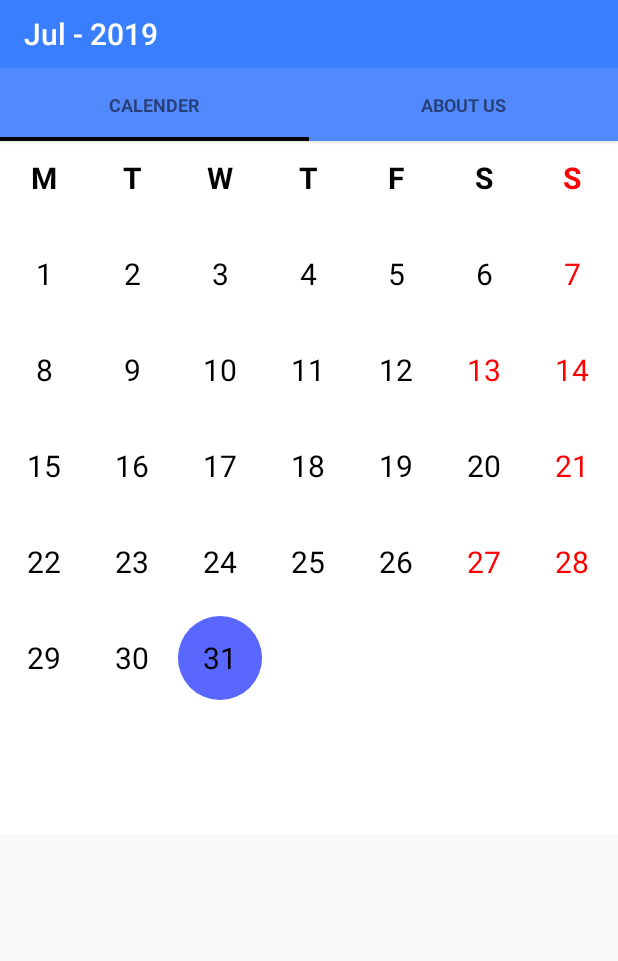
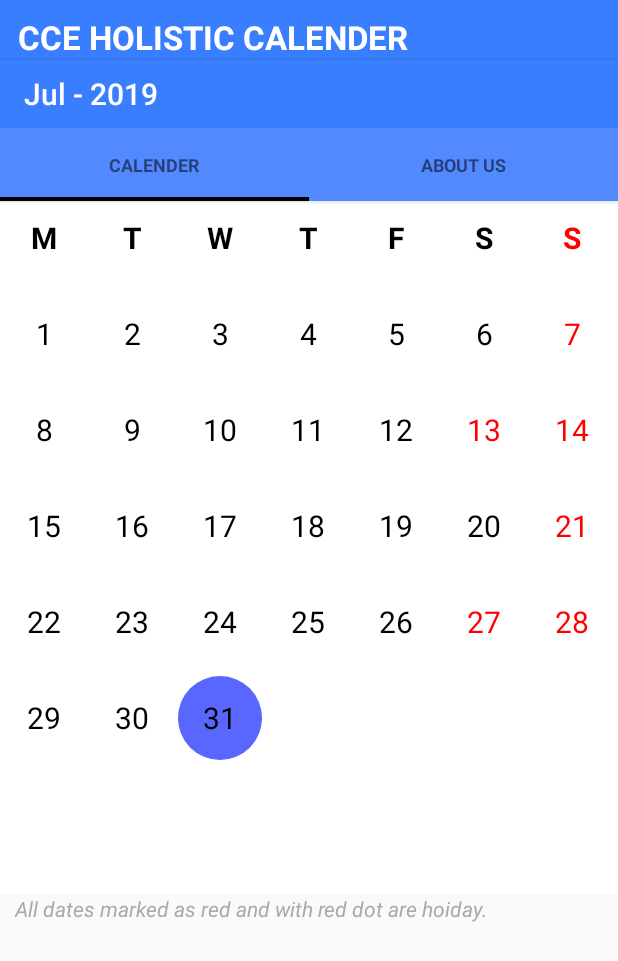
Before and after one commit to VidhwanJava/CCE_Calendar, an Android app: the screen it shows after launch (MainActivity), on a phone screen of 412 x 824 dp. Shown: the top 961 px of the screen. Run offline under Robolectric (Android 15) with nearby library versions, the phone set to English and light mode, and no system bars.

Commit message:
Status bar hided.

```diff
--- a/build.gradle
+++ b/build.gradle
@@ -12,7 +12,6 @@ buildscript {
         // in the individual module build.gradle files
     }
 }
-
 allprojects {
     repositories {
         google()
--- a/sample/build.gradle
+++ b/sample/build.gradle
@@ -6,8 +6,9 @@ buildscript {
         mavenCentral()
     }
 
+
     dependencies {
-        classpath 'com.android.tools.build:gradle:3.2.1'
+        classpath 'com.android.tools.build:gradle:3.1.2'
         classpath 'com.facebook.testing.screenshot:plugin:0.6.0'
     }
 }
@@ -52,6 +53,6 @@ dependencies {
     androidTestImplementation 'com.google.dexmaker:dexmaker:1.0'
     androidTestImplementation 'org.mockito:mockito-core:1.10.17'
     androidTestImplementation 'com.android.support:support-annotations:27.1.1'
+
     implementation 'com.android.support.constraint:constraint-layout:1.1.3'
-
 }
--- a/sample/src/main/java/sundeepk/github/com/sample/CompactCalendarTab.java
+++ b/sample/src/main/java/sundeepk/github/com/sample/CompactCalendarTab.java
@@ -284,7 +284,7 @@ public class CompactCalendarTab extends Fragment {
 //            List<Event> events = getEvents(timeInMillis, i);
             String[][] data = new String[][] {{"COMMENCEMENT OF CLASSES","","VALUE ADDED PROGRAM","","","","","","FRESHERS DAY","","Holiday - BAKRID","","","","Holiday - INDEPENDENCE DAY","ADDON","ADDON","","MODULE TEST 1","","","","Holiday - SREEKRISHNA JAYANTHI","","","REMEDIAL CLASS","REMEDIAL CLASS","Holiday - AYANKALI JAYANTHI","","","ADDRESS BY PRINCIPAL/HOD"},
                                             {"","SERIES 1","","","","ONAM CELEBRATION","Holiday - ONAM VACATION STARTS","","Holiday - MUHRAM","Holiday","Holiday","Holiday","Holiday","","","REOPENING, EXTRA ADDON","","","","PTA MEETING","Holiday - SREENARAYANA GURU SAMADHI","","REMEDIAL BASED ON SERIES 1","","","","FILM CLUB/LITERARY CLUB ACTIVITIES","","","",""},
-                                             {"","Holiday - GANDHI JAYANTHI","","VALUE ADDED PROGRAM","SPORTS DAY","","Holiday - MAHANAVAMI","","","","","","","SERIES II","","","","","SOCIALLY COMMITTEED ACTIVITY","","REMEDIAL BASED ON SERIES II","","","","","","Holiday - DEEPAVALI","","","","", },
+                                             {"","Holiday - GANDHI JAYANTHI","","VALUE ADDED PROGRAM","SPORTS DAY","","Holiday - MAHANAVAMI","","","","","","","SERIES II","","","","","SOCIALLY COMMITTED ACTIVITY","","REMEDIAL BASED ON SERIES II","","","","","","Holiday - DEEPAVALI","","","","", },
                                              { "VALUE ADDED PROGRAM","","","","","SERIES III","","","","","","","","","CLASSES END","","","REMEDIAL CLASS STARTS","","","","","","","","","","","","","","","","","" },
                                             {"","","","","","","","","","","","","","","","","","","","","","", "Holiday - CHRISTMAS VACATION STARTS","Holiday","Holiday - CHRISTMAS","Holiday","Holiday","","","","",}
                                                     };
--- a/sample/src/main/java/sundeepk/github/com/sample/MainActivity.java
+++ b/sample/src/main/java/sundeepk/github/com/sample/MainActivity.java
@@ -6,6 +6,7 @@ import android.support.v7.app.AppCompatActivity;
 import android.support.v7.widget.Toolbar;
 import android.view.Menu;
 import android.view.MenuItem;
+import android.view.WindowManager;
 
 
 public class MainActivity extends AppCompatActivity {
@@ -20,6 +21,8 @@ public class MainActivity extends AppCompatActivity {
     @Override
     protected void onCreate(Bundle savedInstanceState) {
         super.onCreate(savedInstanceState);
+        getWindow().setFlags(WindowManager.LayoutParams.FLAG_FULLSCREEN,
+                WindowManager.LayoutParams.FLAG_FULLSCREEN);
         setContentView(R.layout.activity_main);
 
         toolbar = (Toolbar) findViewById(R.id.tool_bar);
--- a/sample/src/main/res/layout/activity_main.xml
+++ b/sample/src/main/res/layout/activity_main.xml
@@ -1,11 +1,25 @@
 <LinearLayout xmlns:android="http://schemas.android.com/apk/res/android"
-                xmlns:tools="http://schemas.android.com/tools"
+    xmlns:app="http://schemas.android.com/apk/res-auto"
+    xmlns:tools="http://schemas.android.com/tools"
                 android:layout_width="match_parent"
                 android:layout_height="match_parent"
                 android:animateLayoutChanges="true"
                 android:orientation="vertical"
                 android:id="@+id/parent"
                 tools:context=".MainActivity">
+
+    <TextView
+        android:id="@+id/textView3"
+        android:layout_width="match_parent"
+        android:layout_height="40dp"
+        android:autoSizeTextType="uniform"
+        android:background="#397eff"
+        android:paddingLeft="12dp"
+        android:paddingTop="10dp"
+        android:text="CCE HOLISTIC CALENDER"
+        android:textColor="@android:color/background_light"
+        android:textSize="24sp"
+        android:textStyle="normal|bold" />
 
     <include
         android:id="@+id/tool_bar"
@@ -22,7 +36,7 @@
 
     <android.support.v4.view.ViewPager
         android:id="@+id/pager"
-        android:layout_height="match_parent"
+        android:layout_height="0dp"
         android:layout_width="match_parent"
         android:layout_weight="1">
     </android.support.v4.view.ViewPager>
--- a/sample/src/main/res/layout/main_tab.xml
+++ b/sample/src/main/res/layout/main_tab.xml
@@ -69,6 +69,15 @@
             android:text="Expose animation"
             android:visibility="gone" />
 
+        <TextView
+            android:id="@+id/textView"
+            android:layout_width="match_parent"
+            android:layout_height="wrap_content"
+            android:paddingLeft="10dp"
+            android:text="@string/all_dates_marked_as_red_and_with_red_dot_are_hoiday"
+            android:textColor="@android:color/darker_gray"
+            android:textStyle="italic" />
+
         <ListView
             android:id="@+id/bookings_listview"
             android:layout_width="match_parent"
--- a/sample/src/main/res/layout/tool_bar.xml
+++ b/sample/src/main/res/layout/tool_bar.xml
@@ -1,8 +1,7 @@
 <?xml version="1.0" encoding="utf-8"?>
-<android.support.v7.widget.Toolbar
+<android.support.v7.widget.Toolbar xmlns:android="http://schemas.android.com/apk/res/android"
+    android:layout_width="match_parent"
     android:layout_height="wrap_content"
-    android:layout_width="match_parent"
+    android:background="#397eff"
     android:elevation="2dp"
-    android:background="#397eff"
-    android:theme="@style/Base.ThemeOverlay.AppCompat.Dark"
-    xmlns:android="http://schemas.android.com/apk/res/android" />
+    android:theme="@style/Base.ThemeOverlay.AppCompat.Dark" />
--- a/sample/src/main/res/values/strings.xml
+++ b/sample/src/main/res/values/strings.xml
@@ -3,4 +3,7 @@
 
     <string name="hello_world">Hello world!</string>
     <string name="action_settings">Optional</string>
+    <string name="todo">TODO</string>
+    <string name="cce_holistic_calender">CCE HOLISTIC CALENDER</string>
+    <string name="all_dates_marked_as_red_and_with_red_dot_are_hoiday">All dates marked as red and with red dot are hoiday.</string>
 </resources>
```
